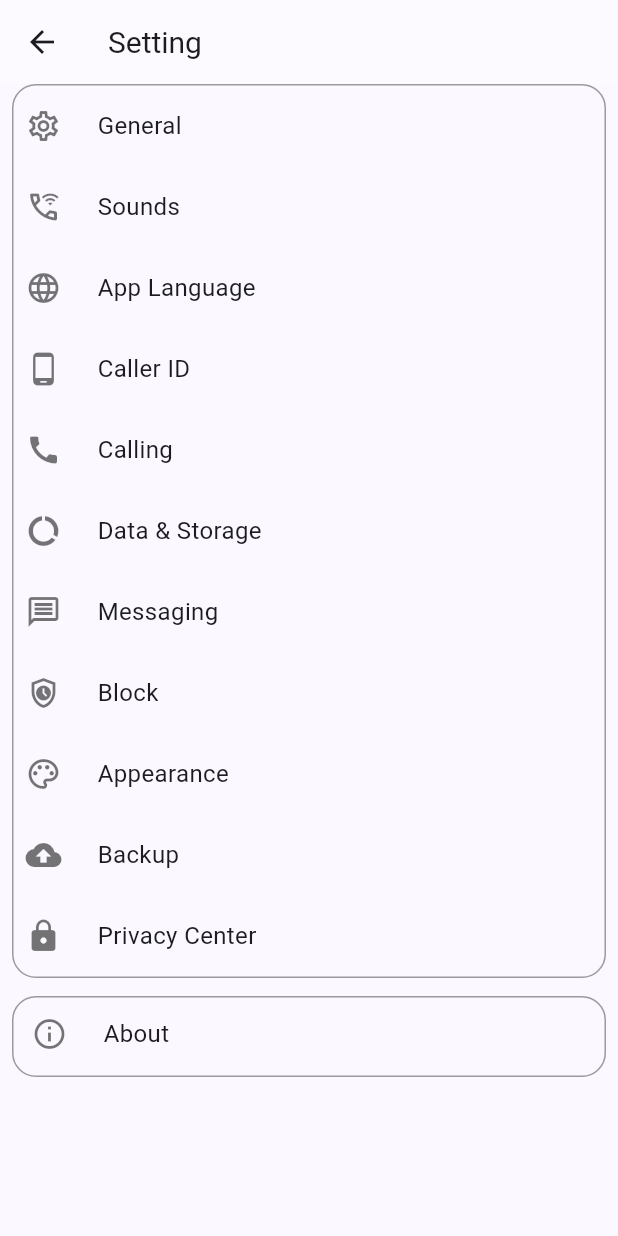
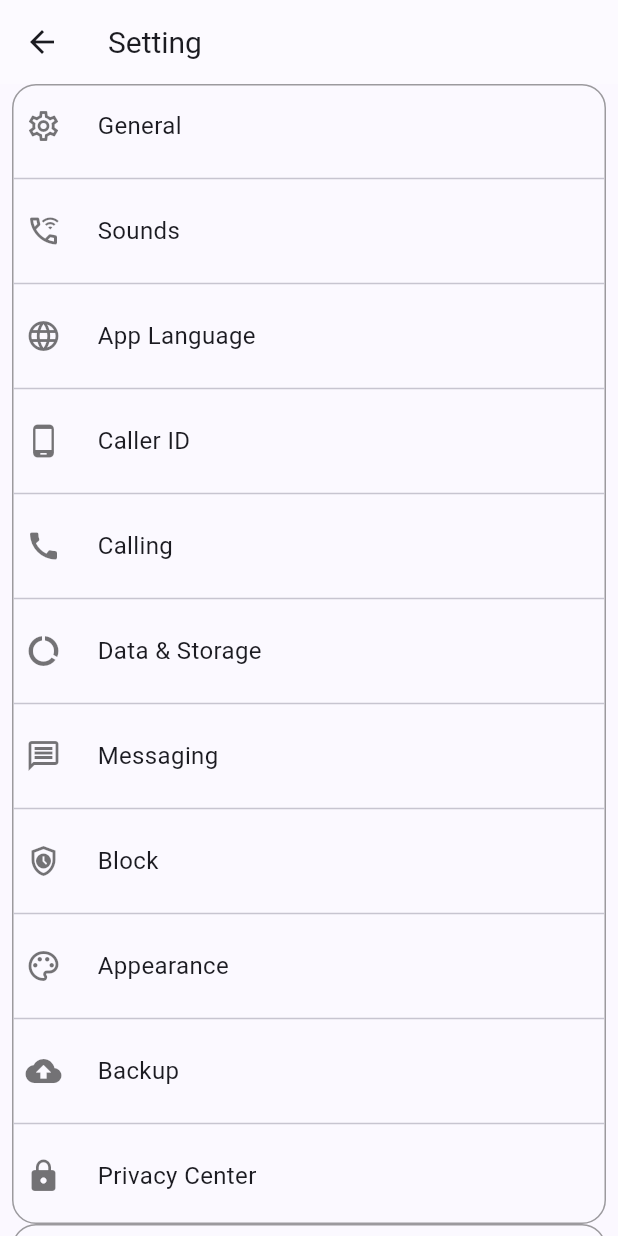
Before and after one commit to nitin-sheoran/truecoller_screen, a Flutter app: the SettingScreen screen opened directly, on a phone screen of 412 x 824 dp. Run offline on Flutter 3.47's test engine with Material 2 defaults, Android fonts, the light colour scheme and no system bars.

Commit message:
settingScreen add Divider

```diff
--- a/lib/setting_screen.dart
+++ b/lib/setting_screen.dart
@@ -17,12 +17,13 @@ class SettingScreen extends StatelessWidget {
         ),
         backgroundColor: Colors.white24,
       ),
-      body: Column(
+      body: SingleChildScrollView(
+        child: Column(
           children: [
             Padding(
               padding: const EdgeInsets.only(left: 8, right: 8),
               child: Container(
-              height: 596,
+                height: 760,
                 decoration: BoxDecoration(
                   border: Border.all(
                     color: Colors.black38,
@@ -34,31 +35,31 @@ class SettingScreen extends StatelessWidget {
                 ),
                 child: Column(
                   children: [
-                  Row(
-                    children: [
-                      const Padding(padding: EdgeInsets.only(top: 54, left: 8)),
                     GestureDetector(
-                        onTap: () {
-                          Navigator.push(context,
-                              MaterialPageRoute(builder: (context) {
+                      onTap: (){
+                        Navigator.push(context, MaterialPageRoute(builder: (context){
                           return const GeneralScreen();
                         }));
                       },
-                        child: const Icon(
+                      child: const Row(
+                        children: [
+                          Padding(padding: EdgeInsets.only(top: 54, left: 8)),
+                          Icon(
                             Icons.settings_outlined,
                             size: 24,
                             color: Colors.black54,
                           ),
-                      ),
-                      const SizedBox(
+                          SizedBox(
                             width: 24,
                           ),
-                      const Text(
+                          Text(
                             'General',
                             style: TextStyle(fontSize: 16),
                           ),
                         ],
                       ),
+                    ),
+                    const Divider(),
                     Row(
                       children: [
                         const Padding(padding: EdgeInsets.only(top: 54, left: 8)),
@@ -86,6 +87,7 @@ class SettingScreen extends StatelessWidget {
                         ),
                       ],
                     ),
+                    const Divider(),
                     Row(
                       children: [
                         const Padding(
@@ -119,6 +121,7 @@ class SettingScreen extends StatelessWidget {
                         ),
                       ],
                     ),
+                    const Divider(),
                     Row(
                       children: [
                         const Padding(
@@ -152,6 +155,7 @@ class SettingScreen extends StatelessWidget {
                         ),
                       ],
                     ),
+                    const Divider(),
                     Row(
                       children: [
                         const Padding(
@@ -185,6 +189,7 @@ class SettingScreen extends StatelessWidget {
                         ),
                       ],
                     ),
+                    const Divider(),
                     Row(
                       children: [
                         const Padding(
@@ -218,6 +223,7 @@ class SettingScreen extends StatelessWidget {
                         ),
                       ],
                     ),
+                    const Divider(),
                     Row(
                       children: [
                         const Padding(
@@ -251,6 +257,7 @@ class SettingScreen extends StatelessWidget {
                         ),
                       ],
                     ),
+                    const Divider(),
                     Row(
                       children: [
                         const Padding(
@@ -284,6 +291,7 @@ class SettingScreen extends StatelessWidget {
                         ),
                       ],
                     ),
+                    const Divider(),
                     Row(
                       children: [
                         const Padding(
@@ -317,6 +325,7 @@ class SettingScreen extends StatelessWidget {
                         ),
                       ],
                     ),
+                    const Divider(),
                     Row(
                       children: [
                         const Padding(
@@ -350,6 +359,7 @@ class SettingScreen extends StatelessWidget {
                         ),
                       ],
                     ),
+                    const Divider(),
                     Row(
                       children: [
                         const Padding(
@@ -387,9 +397,7 @@ class SettingScreen extends StatelessWidget {
                 ),
               ),
             ),
-          const SizedBox(
-            height: 12,
-          ),
+
             Padding(
               padding: const EdgeInsets.only(
                 left: 8,
@@ -437,6 +445,7 @@ class SettingScreen extends StatelessWidget {
             )
           ],
         ),
+      ),
     );
   }
 }
```
Lines whose indentation alone changed are shown as unchanged.
